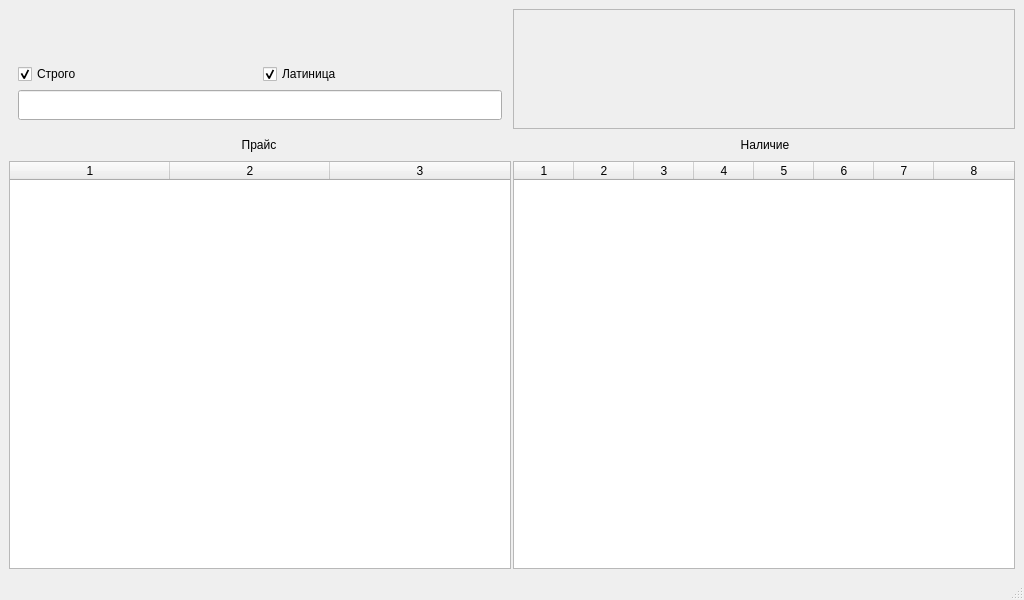
The window that window_main.ui (Wrexan/MDA) describes before a commit, drawn with Qt 5.
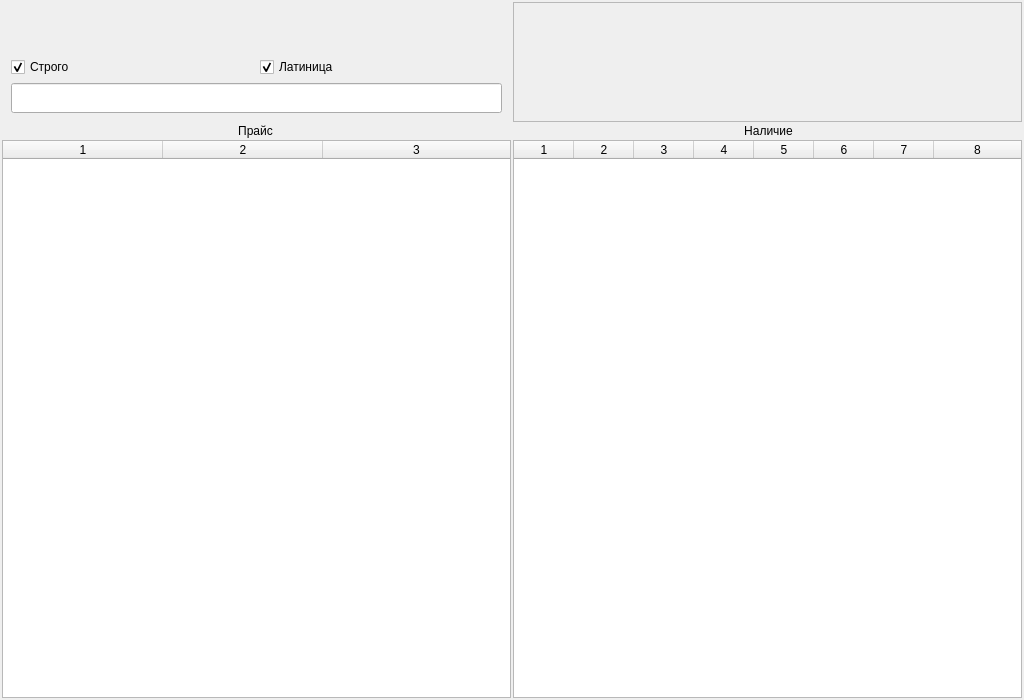
The same window after the commit.

Commit message: work with table + xls

```diff
--- a/window_main.ui
+++ b/window_main.ui
@@ -7,7 +7,7 @@
     <x>0</x>
     <y>0</y>
     <width>1024</width>
-    <height>600</height>
+    <height>700</height>
    </rect>
   </property>
   <property name="windowTitle">
@@ -15,6 +15,21 @@
   </property>
   <widget class="QWidget" name="centralwidget">
    <layout class="QVBoxLayout" name="verticalLayout">
+    <property name="spacing">
+     <number>2</number>
+    </property>
+    <property name="leftMargin">
+     <number>2</number>
+    </property>
+    <property name="topMargin">
+     <number>2</number>
+    </property>
+    <property name="rightMargin">
+     <number>2</number>
+    </property>
+    <property name="bottomMargin">
+     <number>2</number>
+    </property>
     <item>
      <widget class="QWidget" name="widget" native="true">
       <property name="sizePolicy">
@@ -148,12 +163,15 @@
          <property name="widgetResizable">
           <bool>true</bool>
          </property>
+         <property name="alignment">
+          <set>Qt::AlignBottom|Qt::AlignLeading|Qt::AlignLeft</set>
+         </property>
          <widget class="QWidget" name="scroll_models_layout">
           <property name="geometry">
            <rect>
             <x>0</x>
             <y>0</y>
-            <width>500</width>
+            <width>507</width>
             <height>118</height>
            </rect>
           </property>
@@ -211,13 +229,13 @@
       <property name="minimumSize">
        <size>
         <width>0</width>
-        <height>20</height>
+        <height>14</height>
        </size>
       </property>
       <property name="maximumSize">
        <size>
         <width>16777215</width>
-        <height>20</height>
+        <height>14</height>
        </size>
       </property>
       <layout class="QHBoxLayout" name="horizontalLayout_2">
@@ -300,11 +318,14 @@
          <property name="columnCount">
           <number>3</number>
          </property>
+         <attribute name="horizontalHeaderVisible">
+          <bool>true</bool>
+         </attribute>
          <attribute name="horizontalHeaderCascadingSectionResizes">
           <bool>false</bool>
          </attribute>
          <attribute name="horizontalHeaderMinimumSectionSize">
-          <number>20</number>
+          <number>14</number>
          </attribute>
          <attribute name="horizontalHeaderDefaultSectionSize">
           <number>160</number>
@@ -312,6 +333,18 @@
          <attribute name="horizontalHeaderStretchLastSection">
           <bool>true</bool>
          </attribute>
+         <attribute name="verticalHeaderVisible">
+          <bool>false</bool>
+         </attribute>
+         <attribute name="verticalHeaderCascadingSectionResizes">
+          <bool>false</bool>
+         </attribute>
+         <attribute name="verticalHeaderMinimumSectionSize">
+          <number>14</number>
+         </attribute>
+         <attribute name="verticalHeaderDefaultSectionSize">
+          <number>14</number>
+         </attribute>
          <column/>
          <column/>
          <column/>
@@ -344,7 +377,7 @@
           <bool>false</bool>
          </attribute>
          <attribute name="horizontalHeaderMinimumSectionSize">
-          <number>20</number>
+          <number>14</number>
          </attribute>
          <attribute name="horizontalHeaderDefaultSectionSize">
           <number>60</number>
@@ -352,6 +385,15 @@
          <attribute name="horizontalHeaderStretchLastSection">
           <bool>true</bool>
          </attribute>
+         <attribute name="verticalHeaderVisible">
+          <bool>false</bool>
+         </attribute>
+         <attribute name="verticalHeaderMinimumSectionSize">
+          <number>14</number>
+         </attribute>
+         <attribute name="verticalHeaderDefaultSectionSize">
+          <number>14</number>
+         </attribute>
          <column/>
          <column/>
          <column/>
@@ -367,7 +409,6 @@
     </item>
    </layout>
   </widget>
-  <widget class="QStatusBar" name="statusbar"/>
  </widget>
  <resources/>
  <connections/>
```
The commit also changes 2 other files.
